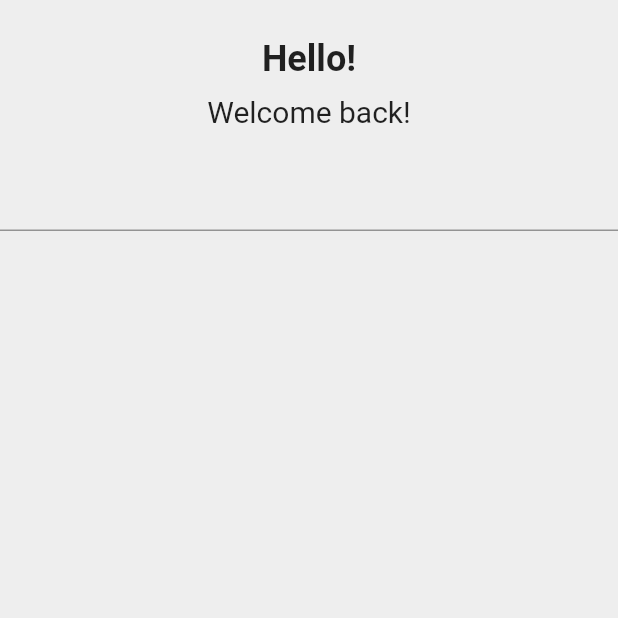
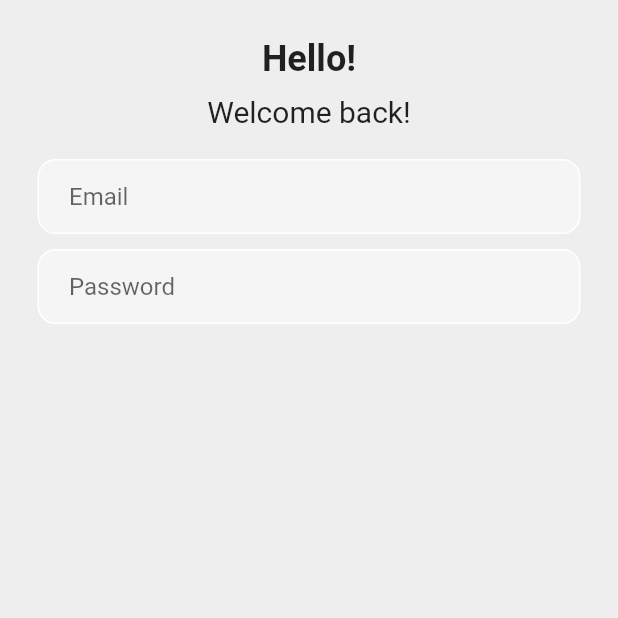
Before and after one commit to valerandco/flutter-login-page, a Flutter app: the screen it shows after launch, on a phone screen of 412 x 824 dp, the top half of it. Run offline on Flutter 3.47's test engine with Material 2 defaults, Android fonts, the phone set to English and light mode, and no system bars.

Commit message:
TextField

```diff
--- a/lib/login_page.dart
+++ b/lib/login_page.dart
@@ -15,7 +15,7 @@ class _LoginPageState extends State<LoginPage> {
       body: SafeArea(
         child: Center(
           child: Column(
-            children: const [
+            children: [
               SizedBox(height: 25),
               // hello
               Text(
@@ -37,8 +37,49 @@ class _LoginPageState extends State<LoginPage> {
 
               SizedBox(height: 20),
 
-              TextField()
+              Padding(
+                padding: EdgeInsets.symmetric(horizontal: 25),
+                child: Container(
+                  decoration: BoxDecoration(
+                    color: Colors.grey[100],
+                    border: Border.all(color: Colors.white),
+                    borderRadius: BorderRadius.circular(12),
+                  ),
+                  child: Padding(
+                    padding: const EdgeInsets.only(left: 20),
+                    child: TextField(
+                      decoration: InputDecoration(
+                        border: InputBorder.none,
+                        hintText: 'Email',
+                      ),
+                    ),
+                  ),
+                ),
+              ),
 
+              SizedBox(height: 10),
+
+              //password
+              Padding(
+                padding: EdgeInsets.symmetric(horizontal: 25),
+                child: Container(
+                  decoration: BoxDecoration(
+                    color: Colors.grey[100],
+                    border: Border.all(color: Colors.white),
+                    borderRadius: BorderRadius.circular(12),
+                  ),
+                  child: Padding(
+                    padding: const EdgeInsets.only(left: 20),
+                    child: TextField(
+                      obscureText: true,
+                      decoration: InputDecoration(
+                        border: InputBorder.none,
+                        hintText: 'Password',
+                      ),
+                    ),
+                  ),
+                ),
+              ),
             ],
 
           ),
```
